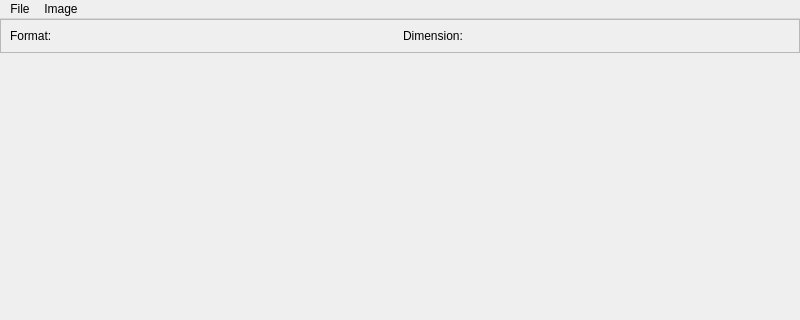
This is mainwindow.ui in alephshahor/Pinzo as Qt 5 draws it before an edit; both pictures show x 0 to 800 and y 0 to 320 of the 800 by 600 pixel window. The edited form follows.
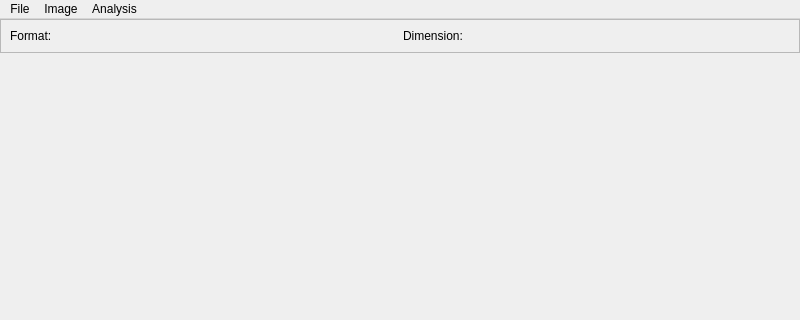
This is the edited form.

Commit message: Implemented an option to display the histogram

```diff
--- a/mainwindow.ui
+++ b/mainwindow.ui
@@ -148,8 +148,15 @@
     </property>
     <addaction name="actionClone"/>
    </widget>
+   <widget class="QMenu" name="menuAnalysis">
+    <property name="title">
+     <string>Analysis</string>
+    </property>
+    <addaction name="actionHistogram"/>
+   </widget>
    <addaction name="menuFile"/>
    <addaction name="menuImage"/>
+   <addaction name="menuAnalysis"/>
   </widget>
   <widget class="QStatusBar" name="statusbar"/>
   <action name="actionOpen">
```
Left out of the diff: 5 changed lines with no effect on the pictures. The commit also changes 2 other files.
